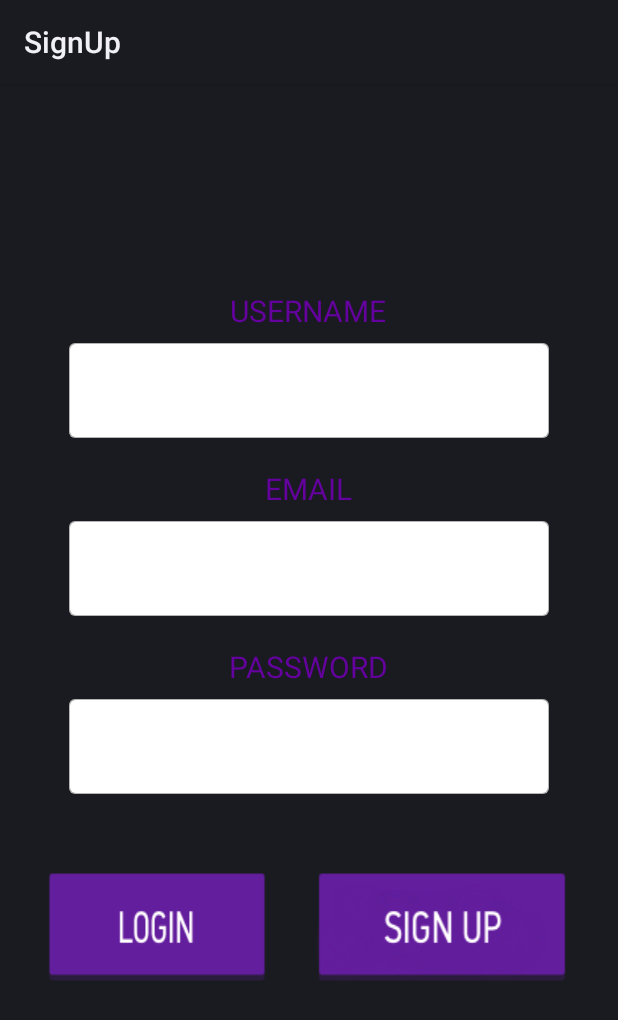
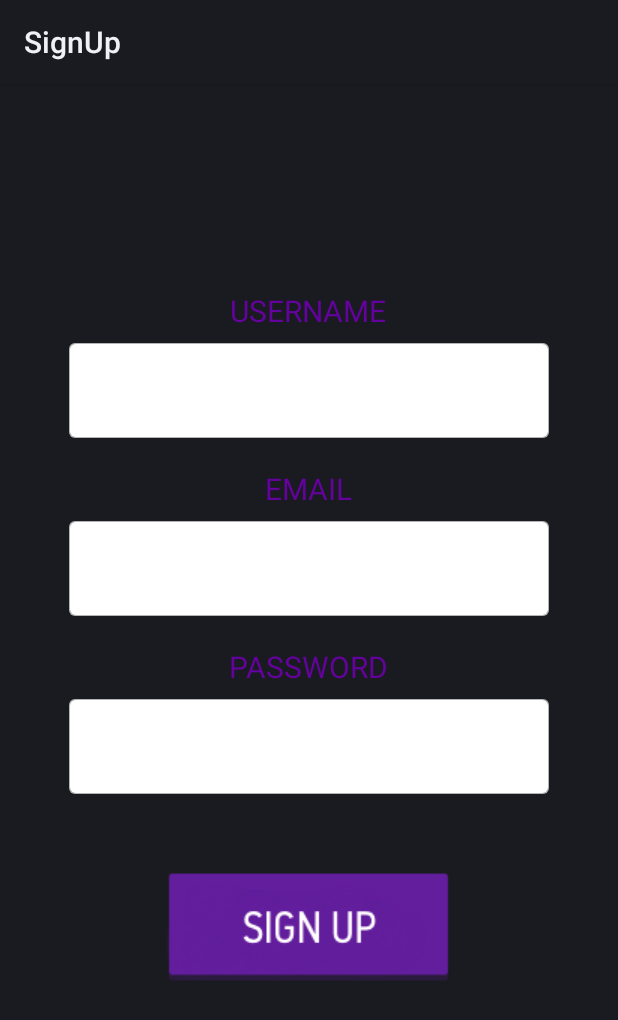
Before and after one commit to mateioprea/Trending-Things, an Android app: the SignUpActivity screen opened directly, with no data from a screen before it, on a phone screen of 412 x 824 dp. Shown: the top 1020 px of the screen. Run offline under Robolectric (Android 15) with nearby library versions, the phone set to English and light mode, and no system bars.

```diff
--- a/app/src/main/res/layout/signup.xml
+++ b/app/src/main/res/layout/signup.xml
@@ -19,12 +19,12 @@
             android:layout_height="wrap_content"
             android:layout_marginTop="20dp"
             android:text="@string/username"
-            android:id="@+id/loginUsernameText"
+            android:id="@+id/loginUsernameLabel"
             android:layout_gravity="center_horizontal"
             android:textColor="@color/sinch_purple"
             android:textSize="20sp"/>
         <EditText
-            android:id="@+id/loginUsername"
+            android:id="@+id/loginUsernameInput"
             android:layout_width="match_parent"
             android:layout_height="wrap_content"
             android:layout_marginTop="8dp"
@@ -42,12 +42,12 @@
             android:layout_height="wrap_content"
             android:layout_marginTop="20dp"
             android:text="@string/email"
-            android:id="@+id/loginEmailText"
+            android:id="@+id/loginEmailLabel"
             android:layout_gravity="center_horizontal"
             android:textColor="@color/sinch_purple"
             android:textSize="20sp"/>
         <EditText
-            android:id="@+id/loginEmail"
+            android:id="@+id/loginEmailInput"
             android:layout_width="match_parent"
             android:layout_height="wrap_content"
             android:layout_marginTop="8dp"
@@ -65,12 +65,12 @@
             android:layout_height="wrap_content"
             android:layout_marginTop="20dp"
             android:text="@string/password"
-            android:id="@+id/loginPasswordText"
+            android:id="@+id/loginPasswordLabel"
             android:layout_gravity="center_horizontal"
             android:textColor="@color/sinch_purple"
             android:textSize="20sp"/>
         <EditText
-            android:id="@+id/loginPassword"
+            android:id="@+id/loginPasswordInput"
             android:layout_width="match_parent"
             android:layout_height="wrap_content"
             android:layout_marginTop="8dp"
@@ -92,13 +92,7 @@
             android:layout_gravity="center">
 
             <Button
-                android:id="@+id/loginButton"
-                android:layout_width="177dp"
-                android:layout_height="wrap_content"
-                android:background="@drawable/button_login"/>
-
-            <Button
-                android:id="@+id/signupButton"
+                android:id="@+id/signupButtonToParse"
                 android:layout_width="wrap_content"
                 android:layout_height="wrap_content"
                 android:background="@drawable/button_signup"/>
```
Also changed, not shown: app/src/main/java/app/trendingthings/LoginActivity.java (+6 -5 lines), app/src/main/java/app/trendingthings/SignUpActivity.java (+33 -3 lines).
